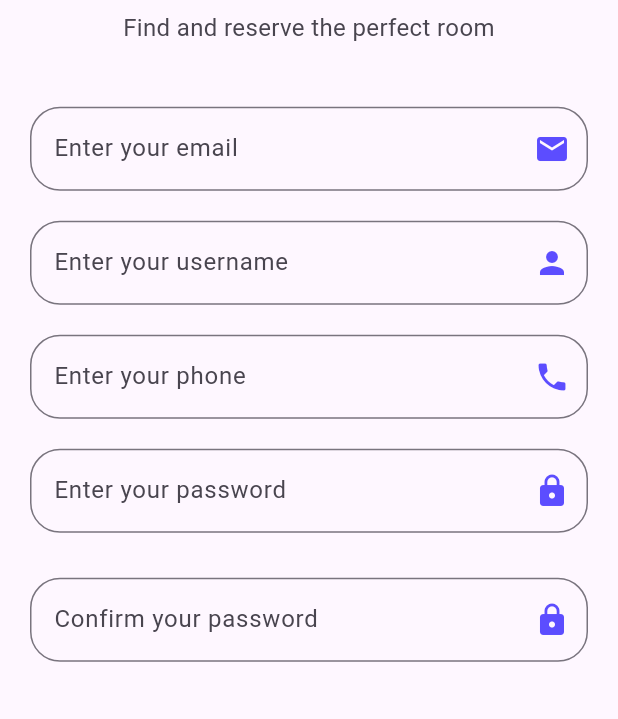
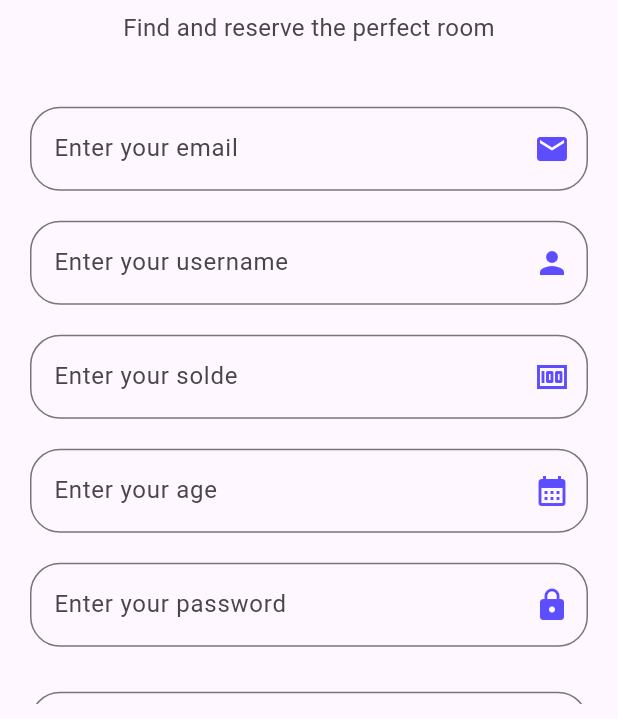
Before and after one commit to raedzayoud/Front-Hotel-System, a Flutter app: the RegisterView screen opened by its route, on a phone screen of 412 x 824 dp, the part 517-1236 px from its top. Run offline on Flutter 3.47's test engine with Material 3 defaults, Android fonts, the phone set to English and light mode, and no system bars; our stand-ins replace bloc, dartz, dio, flutter_bloc, shared_preferences; missing offline and left inert: dart:ffi; accounts and stored records are empty.

Commit message:
completed integrated with backend authentication

```diff
--- a/lib/core/class/applink.dart
+++ b/lib/core/class/applink.dart
@@ -2,18 +2,4 @@ class Applink {
   static const String loaclhost = 'http://10.0.2.2:8000/api';
   static const String apiSignup = '$loaclhost/register';
   static const String apiLogin = '$loaclhost/login';
-  static const String apiUserDetails = '$loaclhost/getprofileuser';
-  static const String apiProjetByUser = '$loaclhost/getprojetsbyuser';
-  static const String apiTaskByUser = '$loaclhost/getTasksByUser';
-  static const String storeProject = '$loaclhost/storeprojet';
-  static const String logout = '$loaclhost/logout';
-  static const String storeTask = '$loaclhost/storeTask';
-  static const String deleteTask = '$loaclhost/deletetask';
-  static const String updateTask = '$loaclhost/updatetask';
-  static const String updateUser = '$loaclhost/updateUser';
-  static const String askgemini = '$loaclhost/ask-gemini-2';
-  static const String deleteprojet = '$loaclhost/deleteprojet';
-  static const String updateprojet = '$loaclhost/updateprojet';
-  static const String meet = '$loaclhost/create-meeting';
-  static const String getMeetByUser = '$loaclhost/get-meeting-user';
 }
--- a/lib/feature/authentication/data/model/user.dart
+++ b/lib/feature/authentication/data/model/user.dart
@@ -3,21 +3,24 @@ class User {
   final String password;
   final String email;
   final String password_confirmation;
-  final String phone;
+  final String solde;
+  final int age;
 
   User(
       {required this.username,
       required this.password,
       required this.email,
-      required this.phone,
+      required this.age,
+      required this.solde,
       required this.password_confirmation});
 
   Map<String, dynamic> toJson() {
     return {
       "name": username,
       "email": email,
-      "phone":phone,
+      "solde": solde,
       "password": password,
+      "age": age,
       "password_confirmation": password_confirmation
     };
   }
--- a/lib/feature/authentication/data/repos/authentication_repo_impl.dart
+++ b/lib/feature/authentication/data/repos/authentication_repo_impl.dart
@@ -76,7 +76,7 @@ class AuthenticationRepoImpl implements AuthenticationRepo {
       var response;
       try {
         response = await dio.get(
-          Applink.apiUserDetails,
+         "",
           options: Options(
             headers: {
               "Authorization": "Bearer $token",
--- a/lib/feature/authentication/presentation/view/widgets/content_body_register.dart
+++ b/lib/feature/authentication/presentation/view/widgets/content_body_register.dart
@@ -4,6 +4,8 @@ import 'package:hotel/constant.dart';
 import 'package:hotel/core/utils/assets.dart';
 import 'package:hotel/core/utils/function/snackbar.dart';
 import 'package:hotel/core/utils/function/validator.dart';
+import 'package:hotel/feature/authentication/data/model/user.dart';
+import 'package:hotel/feature/authentication/presentation/manager/cubit/authentication_cubit.dart';
 import 'package:hotel/feature/authentication/presentation/view/widgets/custom_button.dart';
 import 'package:hotel/feature/authentication/presentation/view/widgets/custom_image.dart';
 import 'package:hotel/feature/authentication/presentation/view/widgets/custom_password_forget.dart';
@@ -19,7 +21,8 @@ class content_body_register extends StatelessWidget {
     required this.email,
     required this.username,
     required this.password,
-    required this.phone,
+    required this.age,
+    required this.solde,
     required this.confirmPassword,
   }) : _formKey = formKey;
 
@@ -28,7 +31,8 @@ class content_body_register extends StatelessWidget {
   final TextEditingController username;
   final TextEditingController password;
   final TextEditingController confirmPassword;
-  final TextEditingController phone;
+  final TextEditingController age;
+  final TextEditingController solde;
 
   @override
   Widget build(BuildContext context) {
@@ -57,7 +61,10 @@ class content_body_register extends StatelessWidget {
                   },
                   controller: email,
                   hintText: "Enter your email",
-                  suffixIcon: Icon(Icons.email,color: KPrimayColor,),
+                  suffixIcon: Icon(
+                    Icons.email,
+                    color: KPrimayColor,
+                  ),
                 ),
                 const SizedBox(height: 20),
                 CustomTextField(
@@ -67,17 +74,40 @@ class content_body_register extends StatelessWidget {
                   },
                   controller: username,
                   hintText: "Enter your username",
-                  suffixIcon: Icon(Icons.person,color: KPrimayColor,),
+                  suffixIcon: Icon(
+                    Icons.person,
+                    color: KPrimayColor,
+                  ),
                 ),
                 SizedBox(height: 20),
                 CustomTextField(
                   obscureText: false,
                   validator: (val) {
-                    return validatePhone(val);
+                    if (val == null) {
+                      return "Solde can t be empty";
+                    }
                   },
-                  controller: phone,
-                  hintText: "Enter your phone",
-                  suffixIcon: Icon(Icons.phone,color: KPrimayColor,),
+                  controller: solde,
+                  hintText: "Enter your solde",
+                  suffixIcon: Icon(
+                    Icons.money,
+                    color: KPrimayColor,
+                  ),
+                ),
+                SizedBox(height: 20),
+                CustomTextField(
+                  obscureText: false,
+                  validator: (val) {
+                    if (val == null) {
+                      return "Age can t be empty";
+                    }
+                  },
+                  controller: age,
+                  hintText: "Enter your age",
+                  suffixIcon: Icon(
+                    Icons.calendar_month,
+                    color: KPrimayColor,
+                  ),
                 ),
                 SizedBox(height: 20),
                 CustomTextField(
@@ -87,7 +117,10 @@ class content_body_register extends StatelessWidget {
                   },
                   controller: password,
                   hintText: "Enter your password",
-                  suffixIcon: Icon(Icons.lock,color: KPrimayColor,),
+                  suffixIcon: Icon(
+                    Icons.lock,
+                    color: KPrimayColor,
+                  ),
                 ),
                 SizedBox(height: 30),
                 CustomTextField(
@@ -97,29 +130,34 @@ class content_body_register extends StatelessWidget {
                   },
                   controller: confirmPassword,
                   hintText: "Confirm your password",
-                  suffixIcon: Icon(Icons.lock,color: KPrimayColor,),
+                  suffixIcon: Icon(
+                    Icons.lock,
+                    color: KPrimayColor,
+                  ),
                 ),
                 SizedBox(height: 30),
                 CustomButton(
-                    text: "Register",
-                    onPressed: () {
-                      if (_formKey.currentState!.validate()) {
-                        //   if(password.text!=confirmPassword.text){
-                        //     snackbarerror(context, "The password and the confirm password are not equal !");
-                        //     return ;
-                        //   }
-                        //   User user = User(
-                        //       email: email.text,
-                        //       username: username.text,
-                        //       phone: phone.text,
-                        //       password: password.text,
-                        //       password_confirmation: confirmPassword.text);
+                  text: "Register",
+                  onPressed: () {
+                    if (_formKey.currentState!.validate()) {
+                      if (password.text != confirmPassword.text) {
+                        snackbarerror(context,
+                            "The password and the confirm password are not equal !");
+                        return;
+                      }
+                      User user = User(
+                          email: email.text,
+                          username: username.text,
+                          age: int.parse(age.text),
+                          solde: solde.text,
+                          password: password.text,
+                          password_confirmation: confirmPassword.text);
 
-                        //   BlocProvider.of<AuthenticationCubit>(context)
-                        //       .signIn(user);
-                        // }
-                      }
-                    }),
+                      BlocProvider.of<AuthenticationCubit>(context)
+                          .signIn(user);
+                    }
+                  },
+                ),
                 SizedBox(
                   height: 5,
                 ),
--- a/lib/feature/authentication/presentation/view/widgets/register_view_body.dart
+++ b/lib/feature/authentication/presentation/view/widgets/register_view_body.dart
@@ -16,9 +16,10 @@ class RegisterViewBody extends StatefulWidget {
 class _RegisterViewBodyState extends State<RegisterViewBody> {
   final TextEditingController email = TextEditingController();
   final TextEditingController password = TextEditingController();
-  final TextEditingController confirmPassword= TextEditingController();
+  final TextEditingController confirmPassword = TextEditingController();
   final TextEditingController username = TextEditingController();
-  final TextEditingController phone = TextEditingController();
+  final TextEditingController age = TextEditingController();
+  final TextEditingController solde = TextEditingController();
   final GlobalKey<FormState> _formKey = GlobalKey<FormState>();
 
   String? errorMessage;
@@ -28,7 +29,8 @@ class _RegisterViewBodyState extends State<RegisterViewBody> {
     email.dispose();
     password.dispose();
     username.dispose();
-    phone.dispose();
+    age.dispose();
+    solde.dispose();
     super.dispose();
   }
 
@@ -57,7 +59,8 @@ class _RegisterViewBodyState extends State<RegisterViewBody> {
                   email: email,
                   username: username,
                   password: password,
-                  phone: phone,
+                  age: age,
+                  solde: solde,
                   confirmPassword: confirmPassword,
                 ),
               ),
```
Also changed, not shown: lib/feature/authentication/presentation/view/widgets/content_body_login.dart (+6 -18 lines), lib/feature/authentication/presentation/view/widgets/login_view_body.dart (+5 -4 lines), lib/main.dart (+8 -2 lines).
